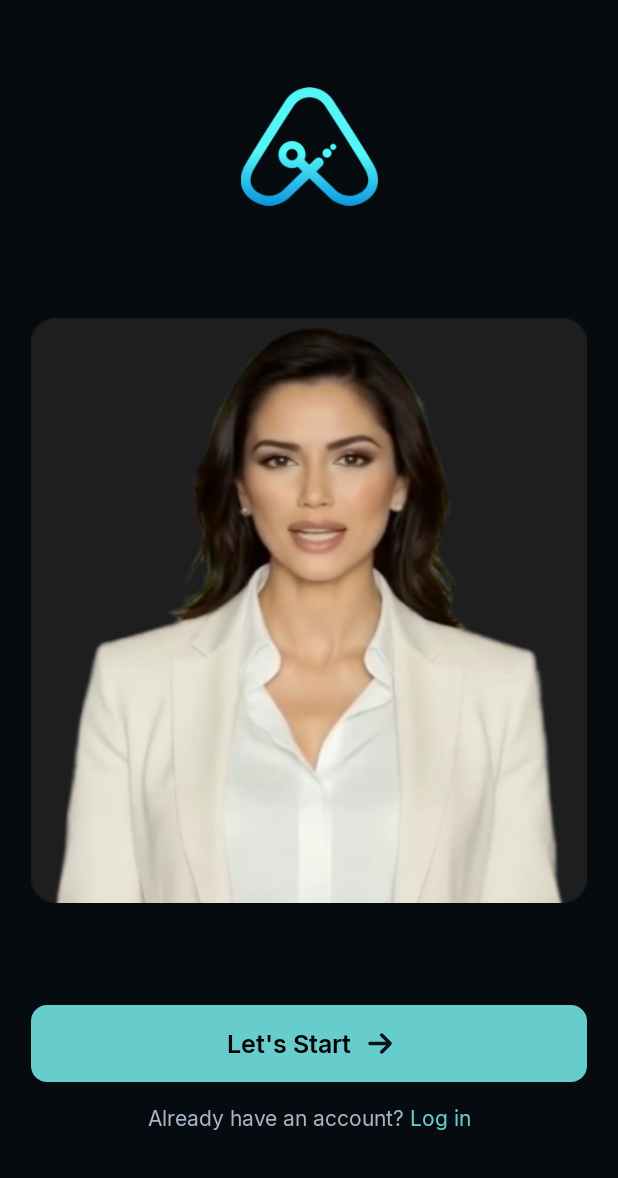
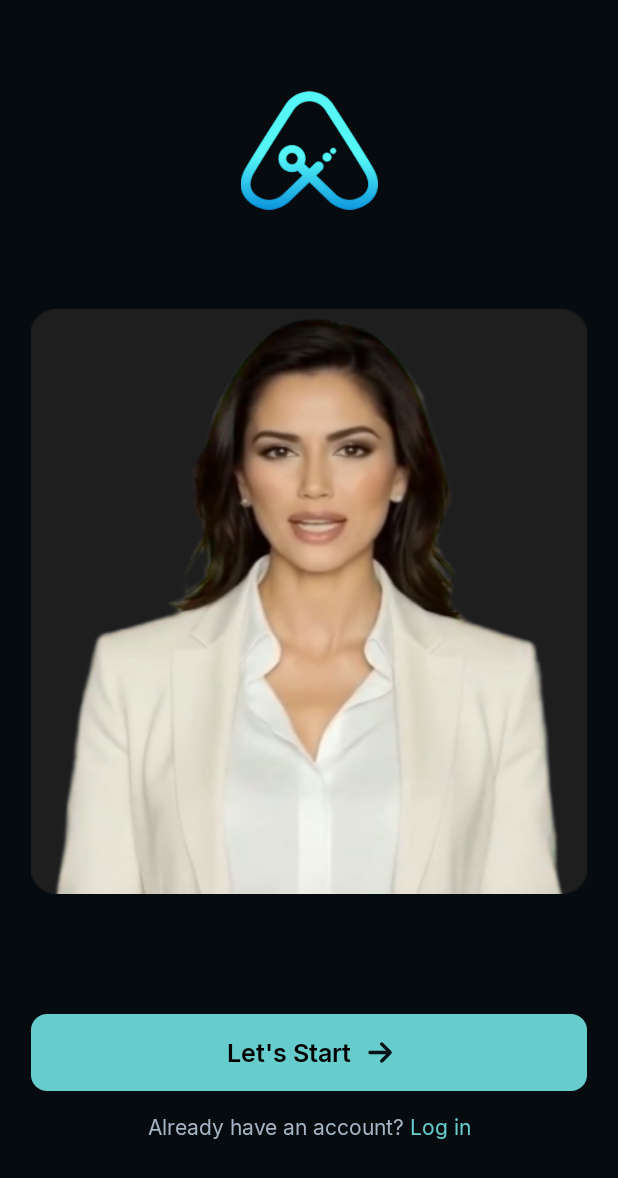
Before and after one commit to Sahil-4441/TxAwercareInternal, an Android app: the screen it shows after launch (MainActivity), on a phone screen of 412 x 824 dp. Shown: the top 1178 px of the screen. Run offline under Robolectric (Android 15) with nearby library versions, the phone set to English and light mode, and no system bars; our stand-ins replace Dagger/Hilt's generated code, data binding, sdp/ssp sizes.

Commit message:
Renamed the package and configured the screen in the navigation graph

```diff
--- a/app/src/main/java/com/example/avercare/presentation/signup/SignupFragment.kt
+++ b/app/src/main/java/com/example/avercare/presentation/signup/SignUpFragment.kt
@@ -10,16 +10,14 @@ import androidx.core.content.ContextCompat
 import androidx.navigation.fragment.findNavController
 import com.example.avercare.R
 import com.example.avercare.core.base.BaseFragment
-import com.example.avercare.core.util.LoginField
 import com.example.avercare.core.util.SignupField
 import com.example.avercare.core.util.makeTextLink
 import com.example.avercare.databinding.FragmentSignupBinding
 import dagger.hilt.android.AndroidEntryPoint
-import kotlinx.coroutines.flow.collectLatest
 import kotlinx.coroutines.launch
 
 @AndroidEntryPoint
-class SignupFragment : BaseFragment<FragmentSignupBinding>() {
+class SignUpFragment : BaseFragment<FragmentSignupBinding>() {
 
     private val vmSignUp: SignUpViewModel by viewModels()
 
@@ -65,7 +63,7 @@ class SignupFragment : BaseFragment<FragmentSignupBinding>() {
                 R.color.primaryColor
             ),
             action = {
-                findNavController().navigate(SignupFragmentDirections.actionSignupToLogin())
+                findNavController().navigate(SignUpFragmentDirections.actionSignupToLogin())
             })
 
         binding.tvSecureAccountMfa.makeTextLink(
--- a/app/src/main/java/com/example/avercare/presentation/verifyOtp/VerifyOtpFragment.kt
+++ b/app/src/main/java/com/example/avercare/presentation/verifyOtp/VerifyOtpFragment.kt
@@ -54,7 +54,6 @@ class VerifyOtpFragment : BaseFragment<FragmentVerifyOtpBinding>() {
             } else {
                 //Otp is valid
             }
-
         }
 
     }
--- a/app/src/main/java/com/example/avercare/presentation/letstart/LetStartFragment.kt
+++ b/app/src/main/java/com/example/avercare/presentation/welcome/WelcomeFragment.kt
@@ -1,4 +1,4 @@
-package com.example.avercare.presentation.letstart
+package com.example.avercare.presentation.welcome
 
 import android.os.Bundle
 import android.view.LayoutInflater
@@ -9,14 +9,14 @@ import androidx.navigation.fragment.findNavController
 import com.example.avercare.R
 import com.example.avercare.core.base.BaseFragment
 import com.example.avercare.core.util.makeTextLink
-import com.example.avercare.databinding.FragmentLetStartBinding
+import com.example.avercare.databinding.FragmentWelcomeBinding
 
-class LetStartFragment : BaseFragment<FragmentLetStartBinding>() {
+class WelcomeFragment : BaseFragment<FragmentWelcomeBinding>() {
 
     override fun inflateBinding(
         inflater: LayoutInflater,
         container: ViewGroup?
-    ): FragmentLetStartBinding = FragmentLetStartBinding.inflate(inflater, container, false)
+    ): FragmentWelcomeBinding = FragmentWelcomeBinding.inflate(inflater, container, false)
 
     override fun onViewCreated(view: View, savedInstanceState: Bundle?) {
         super.onViewCreated(view, savedInstanceState)
@@ -34,7 +34,7 @@ class LetStartFragment : BaseFragment<FragmentLetStartBinding>() {
             ),
             action = {
                 findNavController().navigate(
-                    LetStartFragmentDirections.actionOnBoardingFragmentToLoginFragment()
+                    WelcomeFragmentDirections.actionWelcomeFragmentToLoginFragment()
                 )
             }
         )
@@ -42,7 +42,7 @@ class LetStartFragment : BaseFragment<FragmentLetStartBinding>() {
 
     private fun clickListeners() {
         binding.btnStart.setOnClickListener {
-            findNavController().navigate(LetStartFragmentDirections.actionOnBoardingToSignup())
+            findNavController().navigate(WelcomeFragmentDirections.actionWelcomeFragmentToSignUpFragment())
         }
     }
 
--- a/app/src/main/res/layout/fragment_login.xml
+++ b/app/src/main/res/layout/fragment_login.xml
@@ -166,7 +166,7 @@
                         style="@style/TvFontRegular"
                         android:layout_width="0dp"
                         android:layout_height="wrap_content"
-                        android:layout_marginStart="@dimen/_4sdp"
+                        android:layout_marginStart="@dimen/_6sdp"
                         android:textColor="@color/steel_blue_grey"
                         android:text="@string/terms_and_service"
                         android:textSize="@dimen/_10ssp"
--- a/app/src/main/res/layout/fragment_let_start.xml
+++ b/app/src/main/res/layout/fragment_welcome.xml
@@ -1,7 +1,7 @@
 <?xml version="1.0" encoding="utf-8"?>
 <layout xmlns:android="http://schemas.android.com/apk/res/android"
-    xmlns:tools="http://schemas.android.com/tools"
-    xmlns:app="http://schemas.android.com/apk/res-auto">
+    xmlns:app="http://schemas.android.com/apk/res-auto"
+    xmlns:tools="http://schemas.android.com/tools">
 
     <data>
 
@@ -16,37 +16,38 @@
         <androidx.appcompat.widget.AppCompatImageView
             android:id="@+id/img_logo"
             android:layout_width="@dimen/_70sdp"
+            android:layout_height="@dimen/_70sdp"
+            android:layout_marginHorizontal="@dimen/_16sdp"
+            android:layout_marginTop="@dimen/_42sdp"
             android:src="@drawable/ic_logo"
-            android:layout_height="@dimen/_70sdp"
-            android:layout_marginTop="@dimen/_40sdp"
-            android:layout_marginHorizontal="@dimen/_16sdp"
-            app:layout_constraintTop_toTopOf="parent"
+            app:layout_constraintEnd_toEndOf="parent"
             app:layout_constraintStart_toStartOf="parent"
-            app:layout_constraintEnd_toEndOf="parent"/>
+            app:layout_constraintTop_toTopOf="parent" />
 
         <androidx.appcompat.widget.AppCompatImageView
             android:id="@+id/img_avatar"
             android:layout_width="0dp"
             android:layout_height="wrap_content"
             android:layout_marginHorizontal="@dimen/_16sdp"
-            android:layout_marginTop="@dimen/_20sdp"
+            android:layout_marginTop="@dimen/_16sdp"
+            android:layout_marginBottom="@dimen/_32sdp"
             android:scaleType="fitXY"
             android:src="@drawable/ic_onboarding"
-            app:layout_constraintBottom_toTopOf="@+id/constraintLayout"
+            app:layout_constraintBottom_toTopOf="@+id/bottom_view"
             app:layout_constraintEnd_toEndOf="parent"
             app:layout_constraintStart_toStartOf="parent"
-            app:layout_constraintTop_toBottomOf="@id/img_logo"/>
+            app:layout_constraintTop_toBottomOf="@id/img_logo" />
 
         <androidx.constraintlayout.widget.ConstraintLayout
-            android:id="@+id/constraintLayout"
+            android:id="@+id/bottom_view"
             android:layout_width="0dp"
             android:layout_height="wrap_content"
-            android:layout_marginTop="@dimen/_20sdp"
-            android:layout_marginBottom="@dimen/_20sdp"
-            app:layout_constraintTop_toBottomOf="@+id/img_avatar"
+            android:layout_marginBottom="@dimen/_48sdp"
             app:layout_constraintBottom_toBottomOf="parent"
             app:layout_constraintEnd_toEndOf="@+id/img_avatar"
-            app:layout_constraintStart_toStartOf="@+id/img_avatar">
+            app:layout_constraintStart_toStartOf="@+id/img_avatar"
+            app:layout_constraintTop_toTopOf="parent"
+            app:layout_constraintVertical_bias="1.0">
 
             <androidx.constraintlayout.widget.ConstraintLayout
                 android:id="@+id/cl_btn_layout"
--- a/app/src/main/res/navigation/app_graph.xml
+++ b/app/src/main/res/navigation/app_graph.xml
@@ -3,27 +3,28 @@
     xmlns:app="http://schemas.android.com/apk/res-auto"
     xmlns:tools="http://schemas.android.com/tools"
     android:id="@+id/nav_graph"
-    app:startDestination="@id/onBoardingFragment">
+    app:startDestination="@id/welcomeFragment">
 
     <fragment
-        android:id="@+id/onBoardingFragment"
-        android:name="com.example.avercare.presentation.letstart.LetStartFragment"
+        android:id="@+id/welcomeFragment"
+        android:name="com.example.avercare.presentation.welcome.WelcomeFragment"
         android:label="OnBoardingFragment"
-        tools:layout="@layout/fragment_let_start">
+        tools:layout="@layout/fragment_welcome">
+
         <action
-            android:id="@+id/action_onBoardingFragment_to_loginFragment"
+            android:id="@+id/action_welcomeFragment_to_signUpFragment"
+            app:destination="@id/signUpFragment"
+            app:enterAnim="@anim/slide_in_right"
+            app:exitAnim="@anim/slide_out_left"
+            app:popEnterAnim="@anim/slide_in_left"
+            app:popExitAnim="@anim/slide_out_right"/>
+        <action
+            android:id="@+id/action_welcomeFragment_to_loginFragment"
             app:destination="@id/loginFragment"
             app:enterAnim="@anim/slide_in_right"
             app:exitAnim="@anim/slide_out_left"
             app:popEnterAnim="@anim/slide_in_left"
-            app:popExitAnim="@anim/slide_out_right" />
-        <action
-            android:id="@+id/action_onBoarding_to_signup"
-            app:destination="@id/signupFragment"
-            app:enterAnim="@anim/slide_in_right"
-            app:exitAnim="@anim/slide_out_left"
-            app:popEnterAnim="@anim/slide_in_left"
-            app:popExitAnim="@anim/slide_out_right" />
+            app:popExitAnim="@anim/slide_out_right"/>
     </fragment>
 
     <fragment
@@ -33,14 +34,16 @@
         tools:layout="@layout/fragment_login">
         <action
             android:id="@+id/action_login_to_signup"
-            app:destination="@id/signupFragment"
+            app:destination="@id/signUpFragment"
             app:enterAnim="@anim/slide_in_right"
             app:exitAnim="@anim/slide_out_left"
             app:popEnterAnim="@anim/slide_in_left"
-            app:popExitAnim="@anim/slide_out_right" />
+            app:popExitAnim="@anim/slide_out_right"
+            app:popUpTo="@id/loginFragment"
+            app:popUpToInclusive="true"/>
         <action
             android:id="@+id/action_loginFragment_to_forgotPassword"
-            app:destination="@id/forgotPassword"
+            app:destination="@id/forgotPasswordFragment"
             app:enterAnim="@anim/slide_in_right"
             app:exitAnim="@anim/slide_out_left"
             app:popEnterAnim="@anim/slide_in_left"
@@ -48,8 +51,8 @@
     </fragment>
 
     <fragment
-        android:id="@+id/signupFragment"
-        android:name="com.example.avercare.presentation.signup.SignupFragment"
+        android:id="@+id/signUpFragment"
+        android:name="com.example.avercare.presentation.signup.SignUpFragment"
         android:label="Sign Up"
         tools:layout="@layout/fragment_signup">
         <action
@@ -58,11 +61,23 @@
             app:enterAnim="@anim/slide_in_right"
             app:exitAnim="@anim/slide_out_left"
             app:popEnterAnim="@anim/slide_in_left"
-            app:popExitAnim="@anim/slide_out_right" />
+            app:popExitAnim="@anim/slide_out_right"
+            app:popUpTo="@id/signUpFragment"
+            app:popUpToInclusive="true" />
+        <action
+            android:id="@+id/action_signUpFragment_to_verificationFragment"
+            app:destination="@id/verificationFragment"
+            app:enterAnim="@anim/slide_in_right"
+            app:exitAnim="@anim/slide_out_left"
+            app:popEnterAnim="@anim/slide_in_left"
+            app:popExitAnim="@anim/slide_out_right"
+            app:popUpToInclusive="true"
+            app:popUpTo="@id/signUpFragment"
+            />
     </fragment>
 
     <fragment
-        android:id="@+id/forgotPassword"
+        android:id="@+id/forgotPasswordFragment"
         android:name="com.example.avercare.presentation.forgotpasswod.ForgotPassword"
         android:label="ForgotPassword"
         tools:layout="@layout/fragment_forgot_password">
@@ -72,14 +87,26 @@
             app:enterAnim="@anim/slide_in_right"
             app:exitAnim="@anim/slide_out_left"
             app:popEnterAnim="@anim/slide_in_left"
-            app:popExitAnim="@anim/slide_out_right" />
+            app:popExitAnim="@anim/slide_out_right"
+            app:popUpTo="@id/forgotPasswordFragment"
+            app:popUpToInclusive="true" />
     </fragment>
 
     <fragment
         android:id="@+id/resetPasswordFragment"
         android:name="com.example.avercare.presentation.resetpassword.ResetPasswordFragment"
         android:label="ResetPasswordFragment"
-        tools:layout="@layout/fragment_reset_password" />
+        tools:layout="@layout/fragment_reset_password">
+        <action
+            android:id="@+id/action_resetPasswordFragment_to_loginFragment"
+            app:destination="@id/loginFragment"
+            app:enterAnim="@anim/slide_in_right"
+            app:exitAnim="@anim/slide_out_left"
+            app:popEnterAnim="@anim/slide_in_left"
+            app:popExitAnim="@anim/slide_out_right"
+            app:popUpTo="@id/forgotPasswordFragment"
+            app:popUpToInclusive="true" />
+    </fragment>
 
     <fragment
         android:id="@+id/verificationFragment"
```
Also changed, not shown: app/src/main/res/layout/fragment_signup.xml (+17 -15 lines), app/src/main/res/layout/item_todo.xml (deleted, +0 -28 lines).
